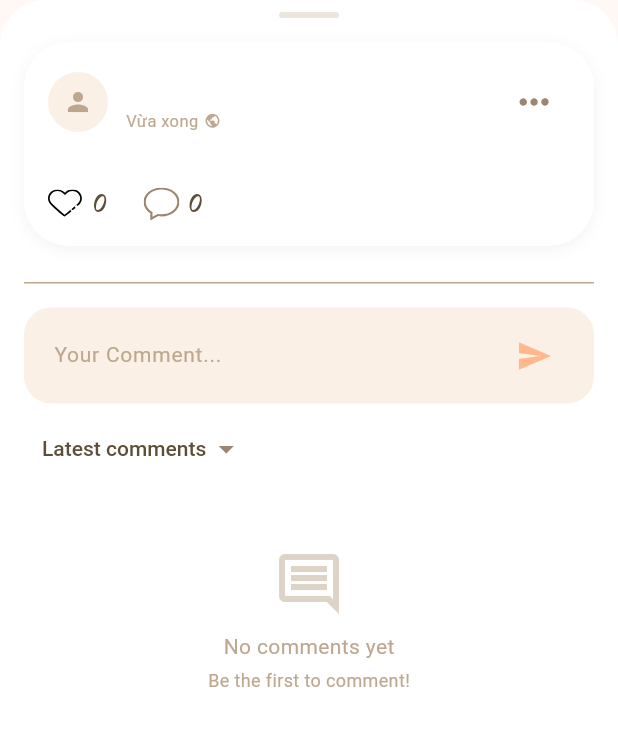
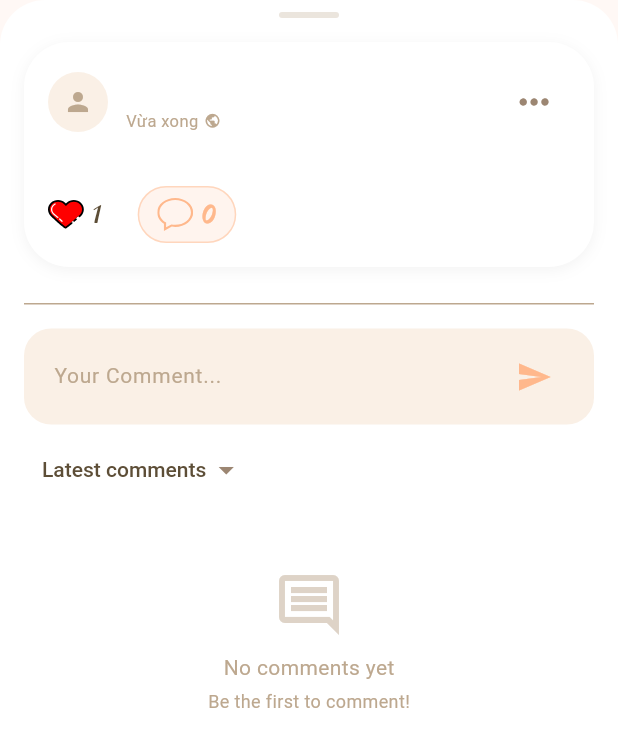
Before and after one commit to Chill-Chill-Cung-10/homies_buddy_developer, a Flutter app: the CommentOverlay widget shown alone on an empty page, opened directly with empty values, after a tap on an icon or button, on a phone screen of 412 x 824 dp. Shown: the top 747 px of the screen. Run offline on Flutter 3.47's test engine with Material 3 defaults, Android fonts, the phone set to English and light mode, and no system bars; drawn by our look-alikes of cached_network_image; our stand-ins replace carousel_slider, flutter_svg, freezed_annotation; network calls fail.

Commit message:
feat: comments overlay

```diff
--- a/lib/features/community/presentation/widgets/comment_overlay.dart
+++ b/lib/features/community/presentation/widgets/comment_overlay.dart
@@ -34,6 +34,7 @@ class _CommentOverlayState extends State<CommentOverlay> {
   final Map<String, GlobalKey> _commentKeys = {};
 
   late List<Comment> _comments;
+  late Post _post; // Local post state for managing reactions
   CommentSortOption _selectedSortOption = CommentSortOption.latest;
   String? _currentHighlightedCommentId;
   double _highlightOpacity = 0.2; // Opacity for smooth fade-out
@@ -44,6 +45,7 @@ class _CommentOverlayState extends State<CommentOverlay> {
   void initState() {
     super.initState();
     _currentHighlightedCommentId = widget.highlightCommentId;
+    _post = widget.post; // Initialize local post state
     _loadComments();
 
     // Scroll to highlighted comment after build
@@ -209,12 +211,30 @@ class _CommentOverlayState extends State<CommentOverlay> {
     return Padding(
       padding: const EdgeInsets.symmetric(horizontal: AppShapes.paddingM, vertical: AppShapes.paddingS),
       child: SocialPostCard(
-        post: widget.post,
-        // Disable interactions in preview to avoid conflicts
-        onLike: null,
-        onComment: null,
-        onAvatarTap: null,
-        onPostTap: null,
+        post: _post,
+        isCommentHighlighted: true, // Highlight comment button in overlay
+        onLike: () {
+          // Toggle like state
+          setState(() {
+            _post = _post.copyWith(
+              isLikedByMe: !_post.isLikedByMe,
+              reactsCount: _post.isLikedByMe
+                  ? _post.reactsCount - 1
+                  : _post.reactsCount + 1,
+            );
+          });
+        },
+        onComment: null, // Disabled since we're already in comment mode
+        onAvatarTap: () {
+          // Navigate to profile
+          ScaffoldMessenger.of(context).showSnackBar(
+            SnackBar(
+              content: Text('Profile: ${_post.authorName}'),
+              duration: const Duration(seconds: 1),
+            ),
+          );
+        },
+        onPostTap: null, // Disabled in overlay
       ),
     );
   }
--- a/lib/features/community/presentation/widgets/social_post_card.dart
+++ b/lib/features/community/presentation/widgets/social_post_card.dart
@@ -17,6 +17,9 @@ class SocialPostCard extends StatefulWidget {
   final VoidCallback? onComment;
   final VoidCallback? onAvatarTap;
   final VoidCallback? onPostTap;
+  /// When true, the comment button is highlighted (e.g. in comment overlay mode)
+  /// and its tap interaction is disabled
+  final bool isCommentHighlighted;
 
   const SocialPostCard({
     super.key,
@@ -25,6 +28,7 @@ class SocialPostCard extends StatefulWidget {
     this.onComment,
     this.onAvatarTap,
     this.onPostTap,
+    this.isCommentHighlighted = false,
   });
 
   @override
@@ -460,28 +464,50 @@ class _SocialPostCardState extends State<SocialPostCard>
 
           // Comment Button
           GestureDetector(
-            onTap: widget.onComment,
+            onTap: widget.isCommentHighlighted ? null : widget.onComment,
+            child: Container(
+              padding: widget.isCommentHighlighted
+                  ? const EdgeInsets.symmetric(horizontal: 12, vertical: 6)
+                  : EdgeInsets.zero,
+              decoration: widget.isCommentHighlighted
+                  ? BoxDecoration(
+                      color: AppColors.accentOrange.withValues(alpha: 0.15),
+                      borderRadius: BorderRadius.circular(20),
+                      border: Border.all(
+                        color: AppColors.accentOrange.withValues(alpha: 0.5),
+                        width: 1,
+                      ),
+                    )
+                  : null,
               child: Row(
                 children: [
                   SvgPicture.asset(
                     'assets/images/icons/comments.svg',
                     width: 24,
                     height: 24,
-                  colorFilter: const ColorFilter.mode(
-                    AppColors.iconColor,
+                    colorFilter: ColorFilter.mode(
+                      widget.isCommentHighlighted
+                          ? AppColors.accentOrange
+                          : AppColors.iconColor,
                       BlendMode.srcIn,
                     ),
                   ),
                   const SizedBox(width: 6),
                   Text(
                     _formatCount(widget.post.commentCount),
-                  style: const TextStyle(
+                    style: TextStyle(
                       fontFamily: 'Norican',
                       fontSize: 16,
-                    color: AppColors.textPrimary,
+                      color: widget.isCommentHighlighted
+                          ? AppColors.accentOrange
+                          : AppColors.textPrimary,
+                      fontWeight: widget.isCommentHighlighted
+                          ? FontWeight.w600
+                          : FontWeight.normal,
                     ),
                   ),
                 ],
+              ),
             ),
           ),
 
```
Lines whose indentation alone changed are shown as unchanged.
